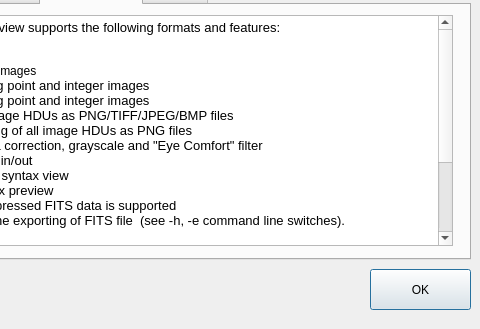
Qt form aboutdialog.ui (surhh/nfitsview) before a commit; both pictures show x 120 to 600 and y 171 to 500 of the 600 by 500 pixel window.
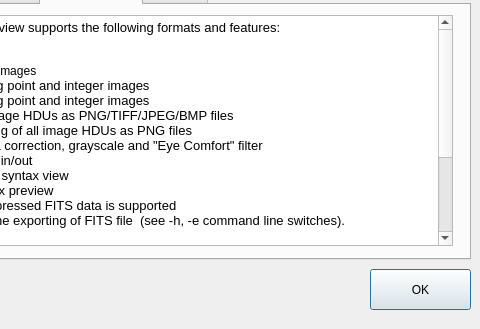
The same form after that commit. The open tabs and pages were chosen to show the change. Icons and pictures are not drawn.

The edit to the form file:
```diff
--- a/aboutdialog.ui
+++ b/aboutdialog.ui
@@ -205,6 +205,8 @@
 &lt;html&gt;&lt;head&gt;&lt;meta name=&quot;qrichtext&quot; content=&quot;1&quot; /&gt;&lt;meta charset=&quot;utf-8&quot; /&gt;&lt;style type=&quot;text/css&quot;&gt;
 p, li { white-space: pre-wrap; }
 hr { height: 1px; border-width: 0; }
+li.unchecked::marker { content: &quot;\2610&quot;; }
+li.checked::marker { content: &quot;\2612&quot;; }
 &lt;/style&gt;&lt;/head&gt;&lt;body style=&quot; font-family:'Sans Serif'; font-size:9pt; font-weight:400; font-style:normal;&quot;&gt;
 &lt;p style=&quot; margin-top:0px; margin-bottom:0px; margin-left:0px; margin-right:0px; -qt-block-indent:0; text-indent:0px;&quot;&gt;&lt;span style=&quot; font-family:'Noto Sans'; font-size:10pt;&quot;&gt;Currently nFITSview supports the following formats and features:&lt;/span&gt;&lt;/p&gt;
 &lt;p style=&quot;-qt-paragraph-type:empty; margin-top:0px; margin-bottom:0px; margin-left:0px; margin-right:0px; -qt-block-indent:0; text-indent:0px; font-family:'Noto Sans'; font-size:10pt;&quot;&gt;&lt;br /&gt;&lt;/p&gt;
@@ -225,8 +227,9 @@
 &lt;p style=&quot;-qt-paragraph-type:empty; margin-top:0px; margin-bottom:0px; margin-left:0px; margin-right:0px; -qt-block-indent:0; text-indent:0px; font-family:'Noto Sans'; font-size:10pt;&quot;&gt;&lt;br /&gt;&lt;/p&gt;
 &lt;p style=&quot; margin-top:0px; margin-bottom:0px; margin-left:0px; margin-right:0px; -qt-block-indent:0; text-indent:0px;&quot;&gt;&lt;span style=&quot; font-family:'Noto Sans'; font-size:10pt;&quot;&gt;Fixes and new features in this release:&lt;/span&gt;&lt;/p&gt;
 &lt;p style=&quot;-qt-paragraph-type:empty; margin-top:0px; margin-bottom:0px; margin-left:0px; margin-right:0px; -qt-block-indent:0; text-indent:0px; font-family:'Noto Sans'; font-size:10pt;&quot;&gt;&lt;br /&gt;&lt;/p&gt;
-&lt;p style=&quot; margin-top:0px; margin-bottom:0px; margin-left:0px; margin-right:0px; -qt-block-indent:0; text-indent:0px;&quot;&gt;-    An update checking feature is introduced&lt;/p&gt;
-&lt;p style=&quot; margin-top:0px; margin-bottom:0px; margin-left:0px; margin-right:0px; -qt-block-indent:0; text-indent:0px;&quot;&gt;&lt;span style=&quot; font-family:'Noto Sans'; font-size:10pt;&quot;&gt;-    Image HDUs are now marked with cyan color in HDU Explorer&lt;/span&gt;&lt;/p&gt;
+&lt;p style=&quot; margin-top:0px; margin-bottom:0px; margin-left:0px; margin-right:0px; -qt-block-indent:0; text-indent:0px;&quot;&gt;-    Minor bugfixes&lt;/p&gt;
+&lt;p style=&quot; margin-top:0px; margin-bottom:0px; margin-left:0px; margin-right:0px; -qt-block-indent:0; text-indent:0px;&quot;&gt;-    Minor UI&lt;span style=&quot; font-family:'Noto Sans'; font-size:10pt;&quot;&gt; improvements&lt;/span&gt;&lt;/p&gt;
+&lt;p style=&quot;-qt-paragraph-type:empty; margin-top:0px; margin-bottom:0px; margin-left:0px; margin-right:0px; -qt-block-indent:0; text-indent:0px;&quot;&gt;&lt;br /&gt;&lt;/p&gt;
 &lt;p style=&quot;-qt-paragraph-type:empty; margin-top:0px; margin-bottom:0px; margin-left:0px; margin-right:0px; -qt-block-indent:0; text-indent:0px;&quot;&gt;&lt;br /&gt;&lt;/p&gt;&lt;/body&gt;&lt;/html&gt;</string>
      </property>
     </widget>
```
Left out of the diff: 6 changed lines with no effect on the pictures.
